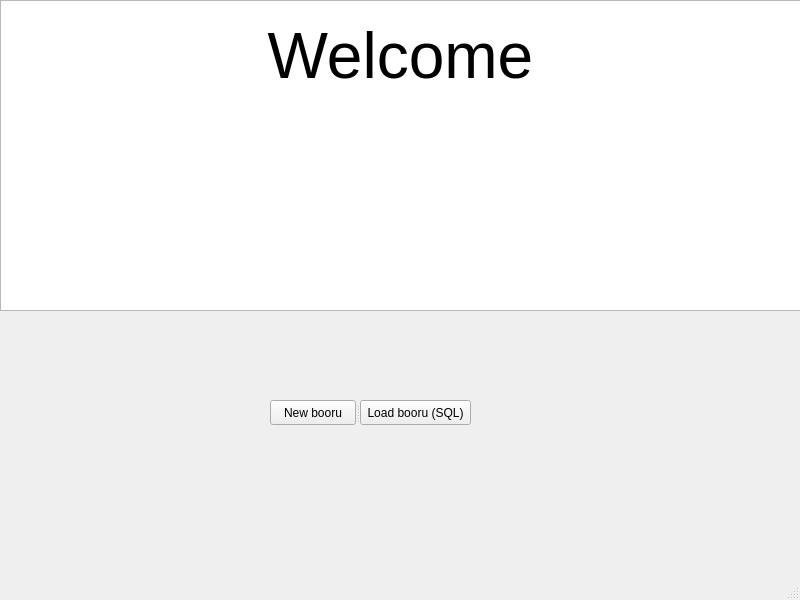
This is ShidBooru/MainMenu.ui in lsalmon/ShidBooru as Qt 5 draws it before an edit. The edited form follows.
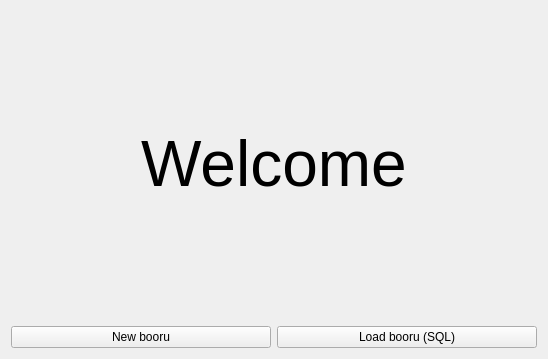
This is the edited form.

Commit message: Change MainMenu class to QWidget and BooruMenu class to QMainWindow to use a QMenuBar, set min qt version to 5

```diff
--- a/ShidBooru/MainMenu.ui
+++ b/ShidBooru/MainMenu.ui
@@ -1,85 +1,51 @@
 <?xml version="1.0" encoding="UTF-8"?>
 <ui version="4.0">
  <class>MainMenu</class>
- <widget class="QMainWindow" name="MainMenu">
+ <widget class="QWidget" name="MainMenu">
   <property name="geometry">
    <rect>
     <x>0</x>
     <y>0</y>
-    <width>800</width>
-    <height>600</height>
+    <width>548</width>
+    <height>359</height>
    </rect>
   </property>
   <property name="windowTitle">
    <string>MainMenu</string>
   </property>
-  <widget class="QWidget" name="centralwidget">
-   <widget class="Line" name="line">
-    <property name="geometry">
-     <rect>
-      <x>0</x>
-      <y>300</y>
-      <width>801</width>
-      <height>20</height>
-     </rect>
-    </property>
-    <property name="orientation">
-     <enum>Qt::Horizontal</enum>
-    </property>
-   </widget>
-   <widget class="QTextEdit" name="WelcomeMessage">
-    <property name="geometry">
-     <rect>
-      <x>0</x>
-      <y>0</y>
-      <width>801</width>
-      <height>311</height>
-     </rect>
-    </property>
-    <property name="html">
-     <string>&lt;!DOCTYPE HTML PUBLIC &quot;-//W3C//DTD HTML 4.0//EN&quot; &quot;http://www.w3.org/TR/REC-html40/strict.dtd&quot;&gt;
-&lt;html&gt;&lt;head&gt;&lt;meta name=&quot;qrichtext&quot; content=&quot;1&quot; /&gt;&lt;style type=&quot;text/css&quot;&gt;
-p, li { white-space: pre-wrap; }
-&lt;/style&gt;&lt;/head&gt;&lt;body style=&quot; font-family:'Sans'; font-size:10pt; font-weight:400; font-style:normal;&quot;&gt;
-&lt;p align=&quot;center&quot; style=&quot;-qt-paragraph-type:empty; margin-top:0px; margin-bottom:0px; margin-left:0px; margin-right:0px; -qt-block-indent:0; text-indent:0px;&quot;&gt;&lt;br /&gt;&lt;/p&gt;
-&lt;p align=&quot;center&quot; style=&quot; margin-top:0px; margin-bottom:0px; margin-left:0px; margin-right:0px; -qt-block-indent:0; text-indent:0px;&quot;&gt;&lt;span style=&quot; font-size:48pt;&quot;&gt;Welcome&lt;/span&gt;&lt;/p&gt;&lt;/body&gt;&lt;/html&gt;</string>
-    </property>
-   </widget>
-   <widget class="QSplitter" name="splitter">
-    <property name="geometry">
-     <rect>
-      <x>270</x>
-      <y>400</y>
-      <width>201</width>
-      <height>25</height>
-     </rect>
-    </property>
-    <property name="orientation">
-     <enum>Qt::Horizontal</enum>
-    </property>
-    <widget class="QPushButton" name="CreateBooruButton">
+  <layout class="QGridLayout" name="gridLayout">
+   <item row="0" column="0">
+    <widget class="QLabel" name="WelcomeMessage">
      <property name="text">
-      <string>New booru</string>
+      <string>&lt;html&gt;&lt;head/&gt;&lt;body&gt;&lt;p&gt;&lt;span style=&quot; font-size:48pt;&quot;&gt;Welcome&lt;/span&gt;&lt;/p&gt;&lt;/body&gt;&lt;/html&gt;</string>
      </property>
-    </widget>
-    <widget class="QPushButton" name="LoadBooruButton">
-     <property name="text">
-      <string>Load booru (SQL)</string>
+     <property name="scaledContents">
+      <bool>false</bool>
      </property>
+     <property name="alignment">
+      <set>Qt::AlignCenter</set>
+     </property>
     </widget>
-   </widget>
-  </widget>
-  <widget class="QMenuBar" name="menubar">
-   <property name="geometry">
-    <rect>
-     <x>0</x>
-     <y>0</y>
-     <width>800</width>
-     <height>22</height>
-    </rect>
-   </property>
-  </widget>
-  <widget class="QStatusBar" name="statusbar"/>
+   </item>
+   <item row="1" column="0">
+    <layout class="QHBoxLayout" name="horizontalLayout">
+     <item>
+      <widget class="QPushButton" name="CreateBooruButton">
+       <property name="text">
+        <string>New booru</string>
+       </property>
+      </widget>
+     </item>
+     <item>
+      <widget class="QPushButton" name="LoadBooruButton">
+       <property name="text">
+        <string>Load booru (SQL)</string>
+       </property>
+      </widget>
+     </item>
+    </layout>
+   </item>
+  </layout>
  </widget>
  <resources/>
  <connections/>
```
Left out of the diff: 2 changed lines with no effect on the pictures. The commit also changes 7 other files.
